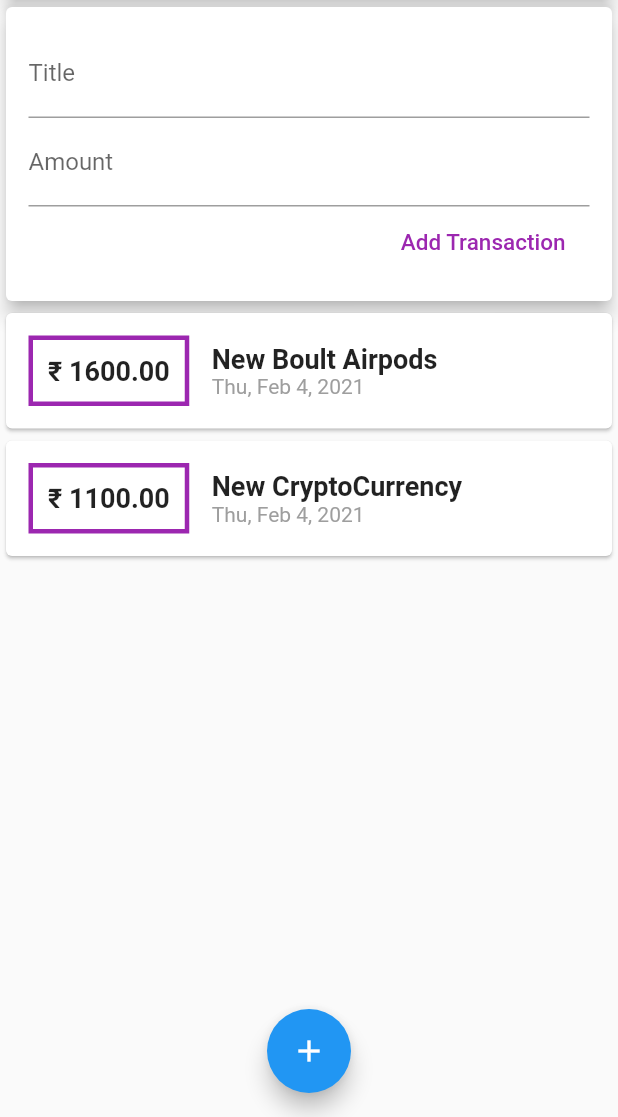
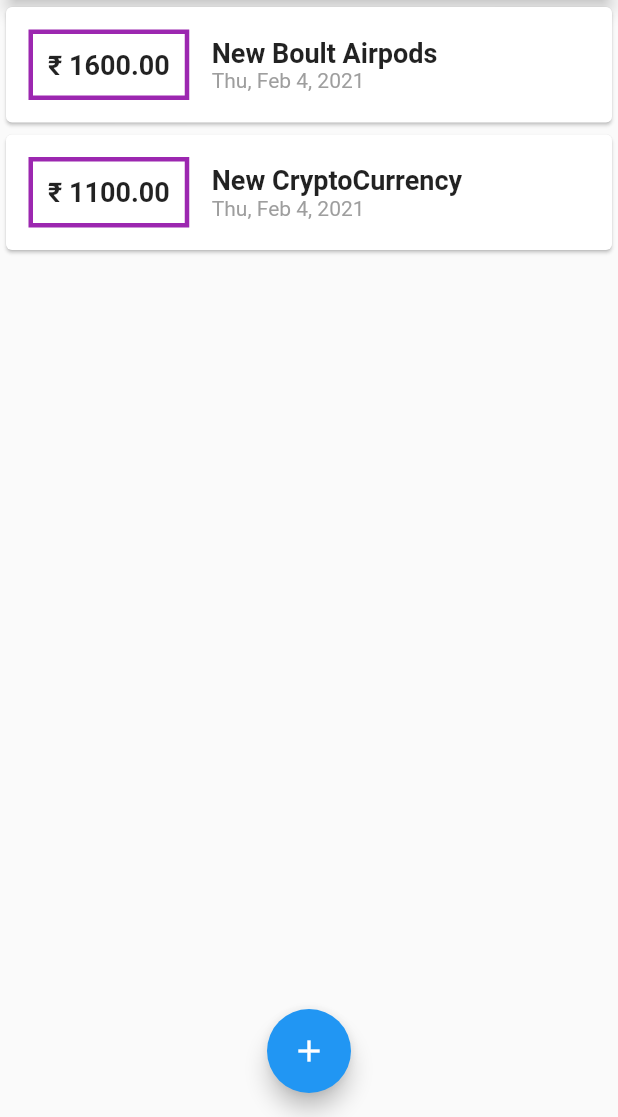
Before and after one commit to mayank8200/Expense-Tracker-Flutter, a Flutter app: the screen it shows after launch, on a phone screen of 412 x 824 dp, the part 119-1236 px from its top. Run offline on Flutter 3.47's test engine with Material 2 defaults, Android fonts, the phone set to English and light mode, and no system bars.

```diff
--- a/lib/main.dart
+++ b/lib/main.dart
@@ -1,12 +1,61 @@
-import './widgets/user_transactions.dart';
+import 'package:expense_tracker/widgets/tx_List.dart';
+
+import './widgets/new_transactions.dart';
+import './models/transaction.dart';
 import 'package:flutter/material.dart';
 
 void main(List<String> args) {
-  runApp(MyHomePage());
+  runApp(MyApp());
+}
+class MyApp extends StatelessWidget {
+  @override
+  Widget build(BuildContext context) {
+    return MaterialApp(title: "Flutter", home: MyHomePage());
+  }
 }
 
-class MyHomePage extends StatelessWidget {
+class MyHomePage extends StatefulWidget {
+  @override
+  _MyHomePageState createState() => _MyHomePageState();
+}
 
+class _MyHomePageState extends State<MyHomePage> {
+  final List<Transactions> transactions = [
+    Transactions(
+        id: "t1",
+        title: "New Boult Airpods",
+        amount: 1600,
+        date: DateTime.now()),
+    Transactions(
+        id: "t2",
+        title: "New CryptoCurrency",
+        amount: 1100,
+        date: DateTime.now())
+  ];
+  void addTransaction(String txTitle, double txAmount) {
+    final newTx = Transactions(
+      id: DateTime.now().toString(),
+      title: txTitle,
+      amount: txAmount,
+      date: DateTime.now(),
+    );
+    setState(() {
+      transactions.add(newTx);
+    });
+  }
+
+  void addNewTransactionModel(BuildContext ctx) {
+    showModalBottomSheet(
+      context: ctx,
+      builder: (_) {
+        return GestureDetector(
+          onTap: () {},
+          child: NewTransaction(addTransaction),
+          behavior: HitTestBehavior.opaque,
+        );
+      },
+    );
+  }
 
   @override
   Widget build(BuildContext context) {
@@ -15,7 +64,9 @@ class MyHomePage extends StatelessWidget {
         appBar: AppBar(
           title: Text('Expense Tracker'),
           actions: [
-              IconButton(icon: Icon(Icons.add), onPressed: (){})
+            IconButton(
+                icon: Icon(Icons.add),
+                onPressed: () => addNewTransactionModel(context))
           ],
         ),
         body: SingleChildScrollView(
@@ -33,11 +84,14 @@ class MyHomePage extends StatelessWidget {
                   color: Colors.cyan,
                 ),
               ),
-                UserTransactions()
+              TransactionList(transactions)
             ],
           ),
         ),
-          floatingActionButton: FloatingActionButton(child: Icon(Icons.add),),
+        floatingActionButton: FloatingActionButton(
+          child: Icon(Icons.add),
+          onPressed: () => addNewTransactionModel(context),
+        ),
         floatingActionButtonLocation: FloatingActionButtonLocation.centerFloat,
       ),
     );
--- a/lib/widgets/user_transactions.dart
+++ /dev/null
@@ -1,41 +0,0 @@
-import '../models/transaction.dart';
-import './tx_List.dart';
-import 'package:flutter/material.dart';
-import './new_transactions.dart';
-
-class UserTransactions extends StatefulWidget {
-  @override
-  _UserTransactionsState createState() => _UserTransactionsState();
-}
-
-class _UserTransactionsState extends State<UserTransactions> {
-  final List<Transactions> transactions = [
-    Transactions(
-        id: "t1",
-        title: "New Boult Airpods",
-        amount: 1600,
-        date: DateTime.now()),
-    Transactions(
-        id: "t2",
-        title: "New CryptoCurrency",
-        amount: 1100,
-        date: DateTime.now())
-  ];
-  void addTransaction(String txTitle, double txAmount)
-  {
-    final newTx = Transactions(id: DateTime.now().toString(), title: txTitle, amount: txAmount, date: DateTime.now(),);
-    setState(() {
-        transactions.add(newTx);
-    });
-  }
-
-  @override
-  Widget build(BuildContext context) {
-    return Column(
-      children: [
-        NewTransaction(addTransaction),
-        TransactionList(transactions)
-      ],
-    );
-  }
-}
```
Lines whose indentation alone changed are shown as unchanged.
